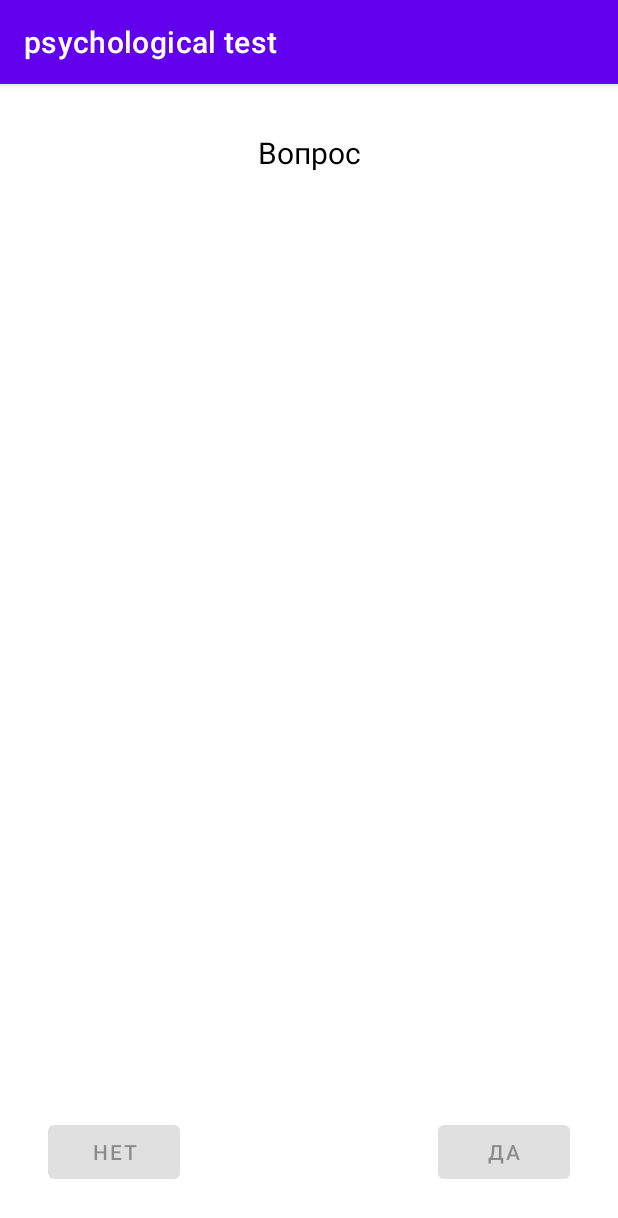
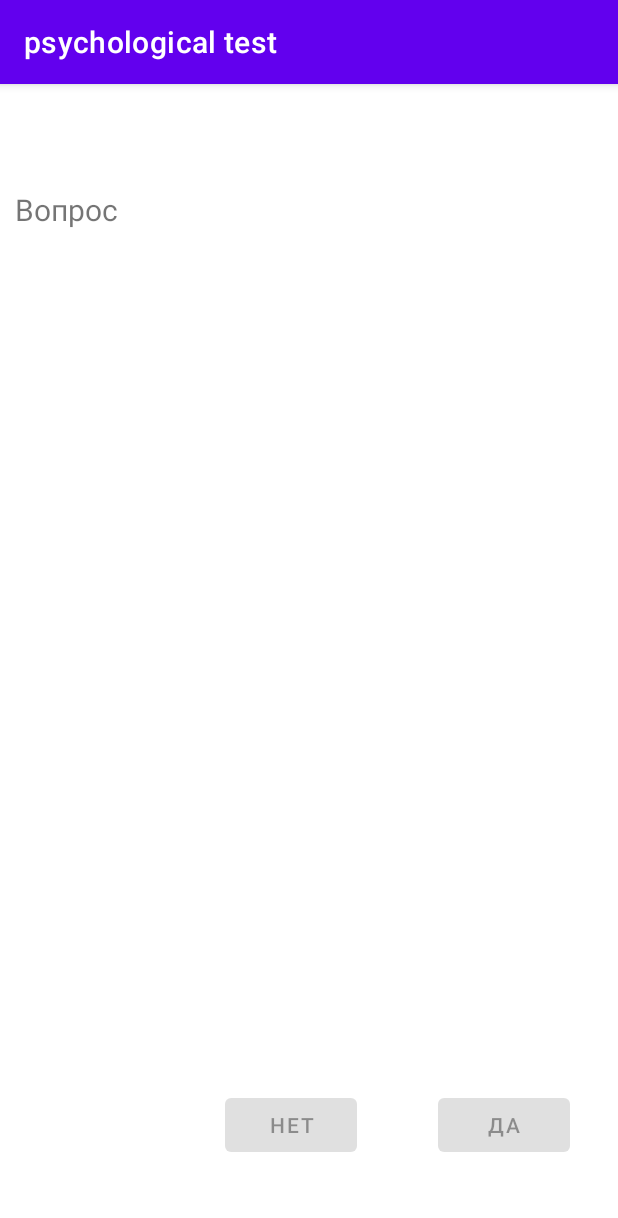
Before and after one commit to mironoff2007/psychological_test, an Android app: the screen it shows after launch (MainActivity), on a phone screen of 412 x 824 dp. Shown: the top 1218 px of the screen. Run offline under Robolectric (Android 15) with nearby library versions, the light colour scheme and no system bars; our stand-ins replace Room's generated code.

Commit message:
RawQuery used to choose table name. Previous question navigation added

```diff
--- a/app/src/main/java/com/mironov/psychologicaltest/MainActivity.kt
+++ b/app/src/main/java/com/mironov/psychologicaltest/MainActivity.kt
@@ -5,10 +5,8 @@ import android.util.Log
 import android.view.View
 import android.widget.Button
 import android.widget.TextView
-import android.widget.Toast
 import androidx.appcompat.app.AppCompatActivity
 import androidx.lifecycle.ViewModelProvider
-import com.mironov.psychologicaltest.model.Question
 
 class MainActivity : AppCompatActivity() {
 
@@ -16,6 +14,7 @@ class MainActivity : AppCompatActivity() {
 
     lateinit var yesButton: Button
     lateinit var noButton: Button
+    lateinit var prevButton: Button
     lateinit var resetButton: Button
     private lateinit var questionText: TextView
 
@@ -34,10 +33,16 @@ class MainActivity : AppCompatActivity() {
     private fun initViews() {
         yesButton = findViewById(R.id.yesButton)
         noButton = findViewById(R.id.noButton)
+        prevButton = findViewById(R.id.prevButton)
         resetButton = findViewById(R.id.resetButton)
-        questionText= findViewById(R.id.questionText)
+        questionText = findViewById(R.id.questionText)
         resetButton.setVisibility(View.GONE);
+        prevButton.setVisibility(View.GONE);
+        noButton.isEnabled = false
+        yesButton.isEnabled = false
+        prevButton.isEnabled = false
     }
+
     private fun setupButtonsListeners() {
         yesButton.setOnClickListener { v: View? ->
             viewModel.answerYes()
@@ -49,37 +54,58 @@ class MainActivity : AppCompatActivity() {
             resetButton.setVisibility(View.GONE);
             viewModel.reset()
         }
+        prevButton.setOnClickListener { v: View? ->
+            viewModel.prevQuestion()
+        }
 
     }
 
     private fun setupObserver() {
         viewModel.viewModelStatus.observe(this) {
             when (it) {
-                Status.RESPONSE -> {
-                    var q=viewModel.currentQuestion
-                    questionText.text=q?.id.toString()+". "+q?.questionText+"?"
-                    noButton.isEnabled=true
-                    yesButton.isEnabled=true
+                Status.FIRST -> {
+                    prevButton.isEnabled = false
+                    var q = viewModel.currentQuestion
+                    questionText.text = q?.id.toString() + ". " + q?.questionText + "?"
+                    noButton.isEnabled = true
+                    yesButton.isEnabled = true
                     noButton.setVisibility(View.VISIBLE);
                     yesButton.setVisibility(View.VISIBLE);
+                    Log.d("My_tag", viewModel.calculation.getResultString())
+                }
+                Status.RESPONSE -> {
+                    var q = viewModel.currentQuestion
+                    questionText.text = q?.id.toString() + ". " + q?.questionText + "?"
+                    noButton.isEnabled = true
+                    yesButton.isEnabled = true
+                    prevButton.isEnabled = true
+                    noButton.setVisibility(View.VISIBLE);
+                    yesButton.setVisibility(View.VISIBLE);
+                    prevButton.setVisibility(View.VISIBLE);
+                    Log.d("My_tag", viewModel.calculation.getResultString())
                 }
                 Status.LOADING -> {
-                   noButton.isEnabled=false
-                    yesButton.isEnabled=false
+                    noButton.isEnabled = false
+                    yesButton.isEnabled = false
+                    prevButton.isEnabled = false
                 }
                 Status.DONE -> {
-                    var extr=viewModel.calculation.extr
-                    var neur=viewModel.calculation.neur
-                    var lie=viewModel.calculation.lie
-                    Toast.makeText(applicationContext,viewModel.calculation.getResultString(),Toast.LENGTH_LONG).show()
-                    Log.d("My_tag",viewModel.calculation.getResultString())
-                    noButton.isEnabled=false
-                    yesButton.isEnabled=false
+                    var extr = viewModel.calculation.extr
+                    var neur = viewModel.calculation.neur
+                    var lie = viewModel.calculation.lie
+
+                    questionText.text =
+                        " Экстраверсия=" + extr + "\n Нейротизм=" + neur + "\n Лживость=" + lie
+                    Log.d("My_tag", viewModel.calculation.getResultString())
+                    noButton.isEnabled = false
+                    yesButton.isEnabled = false
 
                     noButton.setVisibility(View.GONE);
                     yesButton.setVisibility(View.GONE);
+                    prevButton.setVisibility(View.GONE);
                     resetButton.setVisibility(View.VISIBLE);
                 }
+
             }
         }
     }
--- a/app/src/main/java/com/mironov/psychologicaltest/MainViewModel.kt
+++ b/app/src/main/java/com/mironov/psychologicaltest/MainViewModel.kt
@@ -10,13 +10,21 @@ import com.mironov.psychologicaltest.data.QuestionDatabase
 import com.mironov.psychologicaltest.model.Question
 import com.mironov.psychologicaltest.repository.QuestionRepository
 
+import java.util.ArrayDeque
+
 class MainViewModel(application: Application) : AndroidViewModel(application) {
 
-    var questionId = 1;
+    var questionId = 0;
     var questionMaxId=0;
-    var mutableMaxCount : LiveData<Int>
+    var mutableMaxCount : LiveData<Int?>
+
+    var answersQue:ArrayDeque<String>
+
+    var returned:Boolean=false
 
     var currentQuestion:Question?=null
+
+    lateinit var answer:String
 
     val viewModelStatus: MutableLiveData<Status> = MutableLiveData<Status>()
     val calculation:Calculation= Calculation()
@@ -24,19 +32,32 @@ class MainViewModel(application: Application) : AndroidViewModel(application) {
     private val repository: QuestionRepository
 
     init {
+        answersQue=ArrayDeque<String> ()
         val questionDao = QuestionDatabase.getDatabase(
             application.applicationContext
         ).questionDao()
         repository = QuestionRepository(questionDao)
+
         mutableMaxCount=repository.getRowsCount()
+
     }
 
     fun getQuestionById(id: Int) {
         if (id<=questionMaxId) {
+            viewModelStatus.postValue(Status.LOADING)
             repository.getQuestionById(id).observeForever(object : Observer<Question?> {
                 override fun onChanged(q: Question?) {
                     currentQuestion=q
-                    viewModelStatus.postValue(Status.RESPONSE)
+                    if(returned){
+                        returned=false
+                        calculation.addAnswer(currentQuestion,answersQue.removeLast(),-1)
+                    }
+                    if(questionId==1){
+                        viewModelStatus.postValue(Status.FIRST)
+                    }
+                    else {
+                        viewModelStatus.postValue(Status.RESPONSE)
+                    }
                 }
             })
         }
@@ -46,18 +67,23 @@ class MainViewModel(application: Application) : AndroidViewModel(application) {
     }
 
     fun answerYes() {
-       calculation.addAnswer(currentQuestion,"yes")
+        answer="yes"
+        answersQue.push(answer)
+        calculation.addAnswer(currentQuestion,answer,1)
         getNextQuestion()
     }
 
     fun answerNo() {
-        calculation.addAnswer(currentQuestion,"no")
+        answer="no"
+        answersQue.push(answer)
+        calculation.addAnswer(currentQuestion,answer,1)
         getNextQuestion()
     }
 
     fun reset(){
+        answersQue.clear()
         calculation.resetCalc()
-        questionId = 1
+        questionId = 0
         questionMaxId=0
         getNextQuestion()
     }
@@ -68,19 +94,26 @@ class MainViewModel(application: Application) : AndroidViewModel(application) {
 
     public fun getNextQuestion() {
         viewModelStatus.postValue(Status.LOADING)
-        if(questionMaxId==0)
-            mutableMaxCount.observeForever(object : Observer<Int> {
-            override fun onChanged(@Nullable count: Int) {
-                questionMaxId=count
-                getQuestionById(questionId)
-                questionId++
-                mutableMaxCount.removeObserver ( this )
-            }
-        })
-        else{
+        if (questionMaxId == 0)
+            mutableMaxCount?.observeForever(object : Observer<Int?> {
+                override fun onChanged(@Nullable count: Int?) {
+                    if (count != null) {
+                        questionMaxId = count
+                    }
+                    questionId++
+                    getQuestionById(questionId)
+                    mutableMaxCount?.removeObserver(this)
+                }
+            })
+        else {
+            questionId++
             getQuestionById(questionId)
-            questionId++
         }
+    }
 
+    fun prevQuestion() {
+        returned=true
+        questionId -= 1
+        getQuestionById(questionId)
     }
 }
--- a/app/src/main/java/com/mironov/psychologicaltest/Status.kt
+++ b/app/src/main/java/com/mironov/psychologicaltest/Status.kt
@@ -1,5 +1,5 @@
 package com.mironov.psychologicaltest
 
 enum class Status {
-    LOADING, ERROR, RESPONSE, DONE
+    LOADING, ERROR, RESPONSE, DONE,FIRST
 }
--- a/app/src/main/java/com/mironov/psychologicaltest/data/QuestionDao.kt
+++ b/app/src/main/java/com/mironov/psychologicaltest/data/QuestionDao.kt
@@ -3,6 +3,7 @@ package com.mironov.psychologicaltest.data
 import androidx.lifecycle.LiveData
 import androidx.lifecycle.MediatorLiveData
 import androidx.room.*
+import androidx.sqlite.db.SupportSQLiteQuery
 import com.mironov.psychologicaltest.model.Question
 
 @Dao
@@ -17,16 +18,13 @@ interface QuestionDao {
     @Delete
     suspend fun deleteQuestion(question: Question)
 
-    @Query("DELETE FROM question_table")
-    suspend fun deleteAllQuestions()
+    @RawQuery(observedEntities = [Question::class])//"SELECT * FROM question_table ORDER BY id ASC"
+    fun readAllData(query: SupportSQLiteQuery): LiveData<List<Question?>>
 
-    @Query("SELECT * FROM question_table ORDER BY id ASC")
-    fun readAllData(): LiveData<List<Question>>
+    @RawQuery(observedEntities = [Question::class])//"SELECT * FROM question_table WHERE id =:id"
+    fun getQuestionById(query:SupportSQLiteQuery): LiveData<Question?>
 
-    @Query("SELECT * FROM question_table WHERE id =:id")
-    fun getQuestionById(id:Int): LiveData<Question>
-
-    @Query("SELECT COUNT(*) FROM question_table")
-    fun getRowsCount(): LiveData<Int>
+    @RawQuery(observedEntities = [Question::class])//"SELECT COUNT(*) FROM question_table"
+    fun getRowsCount(query:SupportSQLiteQuery): LiveData<Int?>
 
 }
--- a/app/src/main/java/com/mironov/psychologicaltest/data/QuestionDatabase.kt
+++ b/app/src/main/java/com/mironov/psychologicaltest/data/QuestionDatabase.kt
@@ -25,7 +25,7 @@ abstract class QuestionDatabase : RoomDatabase() {
                 val instance = Room.databaseBuilder(
                     context.applicationContext,
                     QuestionDatabase::class.java,
-                    "question_table"
+                    "psychological_test.db"
                 ).createFromAsset("psychological_test.db")
                     .fallbackToDestructiveMigration()
                     .build()
--- a/app/src/main/java/com/mironov/psychologicaltest/repository/QuestionRepository.kt
+++ b/app/src/main/java/com/mironov/psychologicaltest/repository/QuestionRepository.kt
@@ -3,34 +3,20 @@ package com.mironov.psychologicaltest.repository
 import androidx.lifecycle.LiveData
 import androidx.lifecycle.MediatorLiveData
 import androidx.lifecycle.MutableLiveData
+import androidx.sqlite.db.SimpleSQLiteQuery
 import com.mironov.psychologicaltest.data.QuestionDao
 import com.mironov.psychologicaltest.model.Question
 
 class QuestionRepository(private val questionDao: QuestionDao) {
 
-    val readAllData: LiveData<List<Question>> = questionDao.readAllData()
+    val readAllData: LiveData<List<Question?>> = questionDao.readAllData(SimpleSQLiteQuery("SELECT * FROM question_table ORDER BY id ASC"))
 
-    suspend fun addQuestion(question: Question) {
-        questionDao.addQuestion(question)
+
+    fun getQuestionById(id: Int): LiveData<Question?> {
+        return questionDao.getQuestionById(SimpleSQLiteQuery("SELECT * FROM question_table WHERE id =$id"))
     }
 
-    suspend fun updateQuestion(question: Question) {
-        questionDao.updateQuestion(question)
-    }
-
-    suspend fun deleteQuestion(question: Question) {
-        questionDao.deleteQuestion(question)
-    }
-
-    suspend fun deleteAllQuestions() {
-        questionDao.deleteAllQuestions()
-    }
-
-    fun getQuestionById(id: Int): LiveData<Question> {
-        return questionDao.getQuestionById(id)
-    }
-
-    fun getRowsCount(): LiveData<Int> {
-        return questionDao.getRowsCount()
+    fun getRowsCount(): LiveData<Int?> {
+        return questionDao.getRowsCount(SimpleSQLiteQuery("SELECT COUNT(*) FROM question_table"))
     }
 }
--- a/app/src/main/res/layout/activity_main.xml
+++ b/app/src/main/res/layout/activity_main.xml
@@ -9,23 +9,32 @@
 
     <TextView
         android:id="@+id/questionText"
-        android:layout_width="wrap_content"
+        android:layout_width="match_parent"
         android:layout_height="wrap_content"
-        android:layout_marginTop="32dp"
+        android:layout_marginTop="70dp"
+        android:layout_marginStart="10dp"
+        android:layout_marginEnd="10dp"
         android:text="Вопрос"
         android:textSize="20sp"
         app:layout_constraintEnd_toEndOf="parent"
         app:layout_constraintStart_toStartOf="parent"
-        app:layout_constraintTop_toTopOf="parent"
-        android:textColor="@color/black"/>
+        app:layout_constraintTop_toTopOf="parent" />
 
-
+    <Button
+        android:id="@+id/prevButton"
+        android:layout_width="wrap_content"
+        android:layout_height="wrap_content"
+        android:layout_marginStart="32dp"
+        android:layout_marginBottom="50dp"
+        android:text="назад"
+        app:layout_constraintBottom_toBottomOf="parent"
+        app:layout_constraintStart_toStartOf="parent" />
     <Button
         android:id="@+id/noButton"
         android:layout_width="wrap_content"
         android:layout_height="wrap_content"
-        android:layout_marginStart="32dp"
-        android:layout_marginBottom="32dp"
+        android:layout_marginStart="150dp"
+        android:layout_marginBottom="50dp"
         android:text="нет"
         app:layout_constraintBottom_toBottomOf="parent"
         app:layout_constraintStart_toStartOf="parent" />
@@ -34,7 +43,7 @@
         android:id="@+id/resetButton"
         android:layout_width="wrap_content"
         android:layout_height="wrap_content"
-        android:layout_marginBottom="32dp"
+        android:layout_marginBottom="50dp"
         android:text="сначала"
         app:layout_constraintBottom_toBottomOf="parent"
         app:layout_constraintEnd_toEndOf="parent"
@@ -45,7 +54,7 @@
         android:layout_width="wrap_content"
         android:layout_height="wrap_content"
         android:layout_marginEnd="32dp"
-        android:layout_marginBottom="32dp"
+        android:layout_marginBottom="50dp"
         android:text="да"
         app:layout_constraintBottom_toBottomOf="parent"
         app:layout_constraintEnd_toEndOf="parent" />
```
Also changed, not shown: app/src/main/java/com/mironov/psychologicaltest/Calculation.kt (+5 -4 lines), app/src/main/java/com/mironov/psychologicaltest/model/Question.kt (+5 -5 lines), 1 other file.
